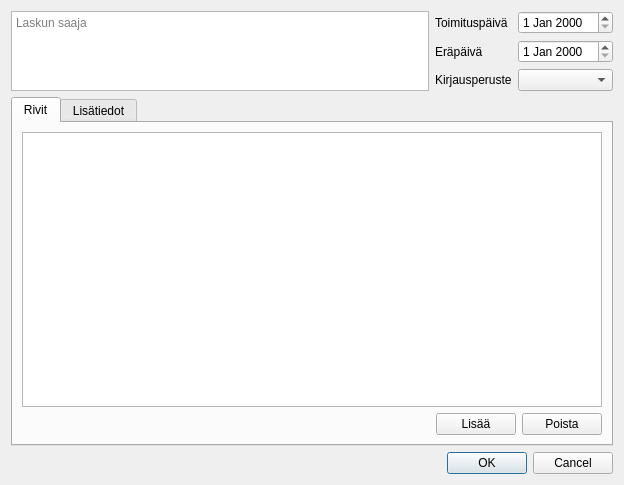
Old version of the form kitupiikki/laskutus/uusilaskudialogi.ui in the repository artoh/kitupiikki.
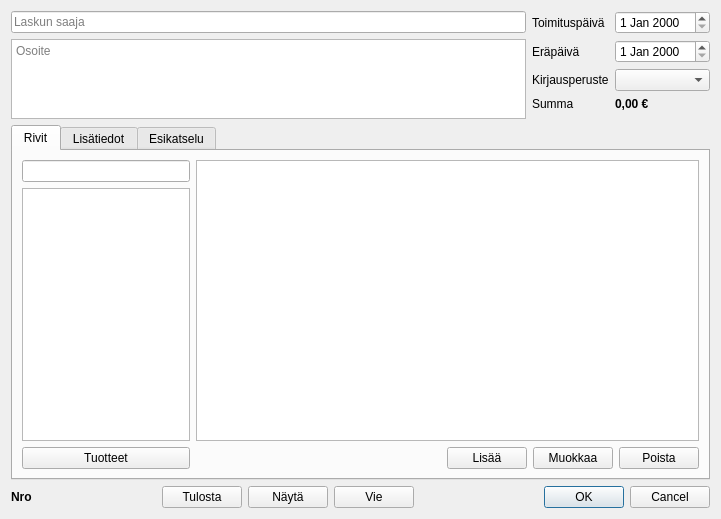
New version of the form.

```diff
--- a/kitupiikki/laskutus/uusilaskudialogi.ui
+++ b/kitupiikki/laskutus/uusilaskudialogi.ui
@@ -6,18 +6,27 @@
    <rect>
     <x>0</x>
     <y>0</y>
-    <width>624</width>
-    <height>485</height>
+    <width>721</width>
+    <height>519</height>
    </rect>
   </property>
   <property name="windowTitle">
    <string>Uusi lasku</string>
   </property>
-  <layout class="QVBoxLayout" name="verticalLayout_3" stretch="0,0,0">
+  <layout class="QVBoxLayout" name="verticalLayout_5">
    <item>
     <layout class="QHBoxLayout" name="horizontalLayout_2">
      <item>
-      <widget class="QPlainTextEdit" name="saajaEdit">
+      <layout class="QVBoxLayout" name="verticalLayout_3">
+       <item>
+        <widget class="QLineEdit" name="saajaEdit">
+         <property name="placeholderText">
+          <string>Laskun saaja</string>
+         </property>
+        </widget>
+       </item>
+       <item>
+        <widget class="QPlainTextEdit" name="osoiteEdit">
        <property name="sizePolicy">
         <sizepolicy hsizetype="Expanding" vsizetype="Preferred">
          <horstretch>0</horstretch>
@@ -37,9 +46,11 @@
         </size>
        </property>
        <property name="placeholderText">
-        <string>Laskun saaja</string>
-       </property>
-      </widget>
+          <string>Osoite</string>
+         </property>
+        </widget>
+       </item>
+      </layout>
      </item>
      <item>
       <layout class="QFormLayout" name="formLayout">
@@ -73,6 +84,26 @@
        <item row="2" column="1">
         <widget class="QComboBox" name="perusteCombo"/>
        </item>
+       <item row="3" column="1">
+        <widget class="QLabel" name="summaLabel">
+         <property name="font">
+          <font>
+           <weight>75</weight>
+           <bold>true</bold>
+          </font>
+         </property>
+         <property name="text">
+          <string>0,00 €</string>
+         </property>
+        </widget>
+       </item>
+       <item row="3" column="0">
+        <widget class="QLabel" name="label_4">
+         <property name="text">
+          <string>Summa</string>
+         </property>
+        </widget>
+       </item>
       </layout>
      </item>
     </layout>
@@ -86,8 +117,27 @@
       <attribute name="title">
        <string>Rivit</string>
       </attribute>
+      <layout class="QHBoxLayout" name="horizontalLayout_3" stretch="1,3">
+       <item>
       <layout class="QVBoxLayout" name="verticalLayout_2">
        <item>
+          <widget class="QLineEdit" name="tuotehakuEdit"/>
+         </item>
+         <item>
+          <widget class="QListView" name="tuoteView"/>
+         </item>
+         <item>
+          <widget class="QPushButton" name="tuotteetButton">
+           <property name="text">
+            <string>Tuotteet</string>
+           </property>
+          </widget>
+         </item>
+        </layout>
+       </item>
+       <item>
+        <layout class="QVBoxLayout" name="verticalLayout_4">
+         <item>
         <widget class="QTableView" name="rivitView"/>
        </item>
        <item>
@@ -112,6 +162,13 @@
            </property>
           </widget>
          </item>
+           <item>
+            <widget class="QPushButton" name="muokkaaButton">
+             <property name="text">
+              <string>Muokkaa</string>
+             </property>
+            </widget>
+           </item>
          <item>
           <widget class="QPushButton" name="poistaNappi">
            <property name="text">
@@ -122,6 +179,8 @@
         </layout>
        </item>
       </layout>
+       </item>
+      </layout>
      </widget>
      <widget class="QWidget" name="tab_2">
       <attribute name="title">
@@ -133,7 +192,74 @@
        </item>
       </layout>
      </widget>
-    </widget>
+     <widget class="QWidget" name="esikatseluTab">
+      <attribute name="title">
+       <string>Esikatselu</string>
+      </attribute>
+     </widget>
+    </widget>
+   </item>
+   <item>
+    <layout class="QHBoxLayout" name="horizontalLayout_4">
+     <item>
+      <widget class="QLabel" name="nroLabel">
+       <property name="font">
+        <font>
+         <weight>75</weight>
+         <bold>true</bold>
+        </font>
+       </property>
+       <property name="text">
+        <string>Nro</string>
+       </property>
+      </widget>
+     </item>
+     <item>
+      <spacer name="horizontalSpacer_2">
+       <property name="orientation">
+        <enum>Qt::Horizontal</enum>
+       </property>
+       <property name="sizeHint" stdset="0">
+        <size>
+         <width>40</width>
+         <height>20</height>
+        </size>
+       </property>
+      </spacer>
+     </item>
+     <item>
+      <widget class="QPushButton" name="tulostaNappi">
+       <property name="text">
+        <string>Tulosta</string>
+       </property>
+      </widget>
+     </item>
+     <item>
+      <widget class="QPushButton" name="naytaButton">
+       <property name="text">
+        <string>Näytä</string>
+       </property>
+      </widget>
+     </item>
+     <item>
+      <widget class="QPushButton" name="vieNappi">
+       <property name="text">
+        <string>Vie</string>
+       </property>
+      </widget>
+     </item>
+     <item>
+      <spacer name="horizontalSpacer_3">
+       <property name="orientation">
+        <enum>Qt::Horizontal</enum>
+       </property>
+       <property name="sizeHint" stdset="0">
+        <size>
+         <width>40</width>
+         <height>20</height>
+        </size>
+       </property>
+      </spacer>
    </item>
    <item>
     <widget class="QDialogButtonBox" name="buttonBox">
@@ -146,6 +272,8 @@
     </widget>
    </item>
   </layout>
+   </item>
+  </layout>
  </widget>
  <resources/>
  <connections>
```
Left out of the diff: 36 changed lines with no effect on the pictures. Lines whose indentation alone changed are shown as unchanged.
